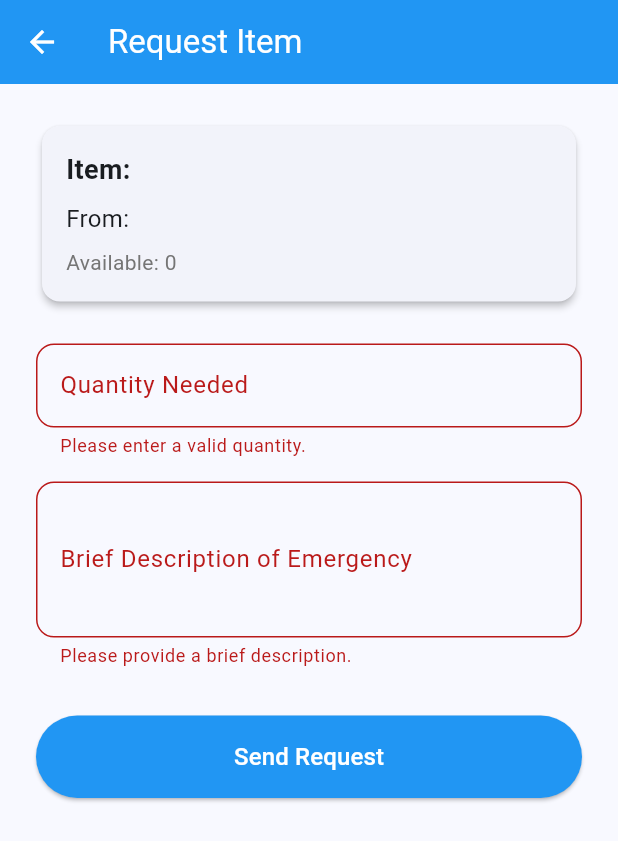
After one commit to SwarupAusarkar/ResQFinder, a Flutter app: the SendRequestScreen screen opened by its route, after a tap on "Send Request", on a phone screen of 412 x 824 dp. The commit adds this screen. Shown: the top 841 px of the screen. Run offline on Flutter 3.47's test engine with Material 3 defaults, Android fonts, the phone set to English and light mode, and no system bars; our stand-ins replace cloud_firestore, firebase_auth, firebase_core, flutter_map, geolocator, latlong2; accounts and stored records are empty.

Commit message:
Request Feature

```diff
--- a/lib/main.dart
+++ b/lib/main.dart
@@ -1,3 +1,5 @@
+import 'package:emergency_res_loc_new/models/inventory_item_model.dart';
+import 'package:emergency_res_loc_new/models/provider_model.dart';
 import 'package:flutter/material.dart';
 import 'package:firebase_core/firebase_core.dart';
 import 'firebase_options.dart';
@@ -12,6 +14,7 @@ import 'screens/manage_inventory_screen.dart';
 import 'screens/manage_services_screen.dart';
 import 'widgets/auth_wrapper.dart';
 import 'package:geolocator/geolocator.dart';
+import 'screens/send_request_screen.dart';
 
 void main() async {
   try {
@@ -138,6 +141,11 @@ class EmergencyResourceLocatorApp extends StatelessWidget {
         '/provider-dashboard': (context) => ProviderDashboardScreen(),
         '/manage-services': (context) => const ManageServicesScreen(),
         '/manage-inventory': (context) => const ManageInventoryScreen(),
+        '/send-request': (context) => SendRequestScreen(
+          provider: Provider(id: '', name: '', type: '', phone: '', address: '', latitude: 0, longitude: 0, distance: 0, isAvailable: false, rating: 0, description: ''), // Placeholder
+          inventoryItem: InventoryItem(name: '', quantity: 0, unit: '', lastUpdated: DateTime.now()), // Placeholder
+        ),
+
       },
     );
   }
--- a/lib/models/provider_model.dart
+++ b/lib/models/provider_model.dart
@@ -2,7 +2,6 @@
 
 import 'inventory_item_model.dart'; // Import the new model
 
-// Updated Model class for service providers with services array
 class Provider {
   final String id;
   final String name;
@@ -15,7 +14,7 @@ class Provider {
   final bool isAvailable;
   final int rating; // Rating out of 5
   final String description;
-  final List<InventoryItem> inventory; // ** MODIFIED: from List<String> to List<InventoryItem> **
+  final List<InventoryItem> inventory;
 
   Provider({
     required this.id,
@@ -29,14 +28,16 @@ class Provider {
     required this.isAvailable,
     required this.rating,
     required this.description,
-    this.inventory = const [], // Default to empty list
+    this.inventory = const [],
   });
 
   // Create Provider object from JSON data
   factory Provider.fromJson(Map<String, dynamic> json) {
     return Provider(
       id: json['id'] ?? '',
-      name: json['name'] ?? '',
+      // ** START: MODIFICATION **
+      name: json['fullName'] ?? '', // Corrected from 'name' to 'fullName'
+      // ** END: MODIFICATION **
       type: json['type'] ?? '',
       phone: json['phone'] ?? '',
       address: json['address'] ?? '',
@@ -46,14 +47,12 @@ class Provider {
       isAvailable: json['isAvailable'] ?? true,
       rating: json['rating'] ?? 5,
       description: json['description'] ?? '',
-      // ** MODIFIED: Parse the inventory list **
       inventory: (json['inventory'] as List<dynamic>? ?? [])
           .map((item) => InventoryItem.fromMap(item as Map<String, dynamic>))
           .toList(),
     );
   }
 
-  // Method to create a copy of the instance with updated distance
   Provider copyWith({
     double? distance,
     bool? isAvailable,
@@ -79,7 +78,9 @@ class Provider {
   Map<String, dynamic> toJson() {
     return {
       'id': id,
-      'name': name,
+      // ** START: MODIFICATION **
+      'fullName': name, // Corrected from 'name' to 'fullName' for consistency
+      // ** END: MODIFICATION **
       'type': type,
       'phone': phone,
       'address': address,
@@ -89,7 +90,7 @@ class Provider {
       'isAvailable': isAvailable,
       'rating': rating,
       'description': description,
-      'inventory': inventory.map((item) => item.toMap()).toList(), // ** MODIFIED **
+      'inventory': inventory.map((item) => item.toMap()).toList(),
     };
   }
 
--- /dev/null
+++ b/lib/screens/send_request_screen.dart
@@ -0,0 +1,182 @@
+// lib/screens/send_request_screen.dart
+
+import 'package:flutter/material.dart';
+import 'package:cloud_firestore/cloud_firestore.dart';
+import 'package:uuid/uuid.dart';
+import '../models/provider_model.dart';
+import '../models/inventory_item_model.dart';
+import '../services/auth_service.dart';
+
+class SendRequestScreen extends StatefulWidget {
+  final Provider provider;
+  final InventoryItem inventoryItem;
+
+  const SendRequestScreen({
+    super.key,
+    required this.provider,
+    required this.inventoryItem,
+  });
+
+  @override
+  State<SendRequestScreen> createState() => _SendRequestScreenState();
+}
+
+class _SendRequestScreenState extends State<SendRequestScreen> {
+  final _formKey = GlobalKey<FormState>();
+  final _quantityController = TextEditingController();
+  final _descriptionController = TextEditingController();
+  bool _isSending = false;
+
+  Future<void> _sendRequest() async {
+    if (!_formKey.currentState!.validate()) return;
+
+    setState(() => _isSending = true);
+
+    final user = AuthService().currentUser;
+    if (user == null) {
+      ScaffoldMessenger.of(context).showSnackBar(
+        const SnackBar(content: Text('You must be logged in to send a request.')),
+      );
+      setState(() => _isSending = false);
+      return;
+    }
+
+    final masterRequestId = const Uuid().v4();
+    final requestedQuantity = int.tryParse(_quantityController.text) ?? 0;
+
+    final requestData = {
+      'masterRequestId': masterRequestId,
+      'requesterId': user.uid,
+      'requesterName': user.displayName ?? user.email,
+      'providerId': widget.provider.id,
+      'providerName': widget.provider.name,
+      'requestedItem': {
+        'name': widget.inventoryItem.name,
+        'quantity': requestedQuantity,
+        'unit': widget.inventoryItem.unit,
+      },
+      'description': _descriptionController.text.trim(),
+      'status': 'pending',
+      'timestamp': FieldValue.serverTimestamp(),
+    };
+
+    try {
+      await FirebaseFirestore.instance.collection('emergency_requests').add(requestData);
+
+      if (mounted) {
+        Navigator.pop(context); // Go back to the details screen
+        ScaffoldMessenger.of(context).showSnackBar(
+          const SnackBar(
+            content: Text('Request sent successfully!'),
+            backgroundColor: Colors.green,
+          ),
+        );
+      }
+    } catch (e) {
+      if (mounted) {
+        ScaffoldMessenger.of(context).showSnackBar(
+          SnackBar(content: Text('Failed to send request: $e')),
+        );
+      }
+    } finally {
+      if (mounted) {
+        setState(() => _isSending = false);
+      }
+    }
+  }
+
+  @override
+  Widget build(BuildContext context) {
+    return Scaffold(
+      appBar: AppBar(
+        title: const Text('Request Item'),
+        backgroundColor: _getServiceColor(widget.provider.type),
+        foregroundColor: Colors.white,
+      ),
+      body: SingleChildScrollView(
+        padding: const EdgeInsets.all(24.0),
+        child: Form(
+          key: _formKey,
+          child: Column(
+            crossAxisAlignment: CrossAxisAlignment.stretch,
+            children: [
+              Card(
+                elevation: 2,
+                child: Padding(
+                  padding: const EdgeInsets.all(16.0),
+                  child: Column(
+                    crossAxisAlignment: CrossAxisAlignment.start,
+                    children: [
+                      Text('Item: ${widget.inventoryItem.name}', style: const TextStyle(fontSize: 18, fontWeight: FontWeight.bold)),
+                      const SizedBox(height: 8),
+                      Text('From: ${widget.provider.name}', style: const TextStyle(fontSize: 16)),
+                      const SizedBox(height: 8),
+                      Text('Available: ${widget.inventoryItem.quantity} ${widget.inventoryItem.unit}', style: TextStyle(fontSize: 14, color: Colors.grey[600])),
+                    ],
+                  ),
+                ),
+              ),
+              const SizedBox(height: 24),
+              TextFormField(
+                controller: _quantityController,
+                decoration: InputDecoration(
+                  labelText: 'Quantity Needed',
+                  hintText: 'e.g., 2',
+                  border: OutlineInputBorder(borderRadius: BorderRadius.circular(12)),
+                ),
+                keyboardType: TextInputType.number,
+                validator: (value) {
+                  final quantity = int.tryParse(value ?? '');
+                  if (quantity == null || quantity <= 0) {
+                    return 'Please enter a valid quantity.';
+                  }
+                  if (quantity > widget.inventoryItem.quantity) {
+                    return 'Quantity cannot exceed available stock.';
+                  }
+                  return null;
+                },
+              ),
+              const SizedBox(height: 16),
+              TextFormField(
+                controller: _descriptionController,
+                decoration: InputDecoration(
+                  labelText: 'Brief Description of Emergency',
+                  hintText: 'e.g., Road accident victim',
+                  border: OutlineInputBorder(borderRadius: BorderRadius.circular(12)),
+                ),
+                maxLines: 3,
+                validator: (value) {
+                  if (value == null || value.trim().isEmpty) {
+                    return 'Please provide a brief description.';
+                  }
+                  return null;
+                },
+              ),
+              const SizedBox(height: 32),
+              ElevatedButton(
+                onPressed: _isSending ? null : _sendRequest,
+                style: ElevatedButton.styleFrom(
+                  backgroundColor: _getServiceColor(widget.provider.type),
+                  foregroundColor: Colors.white,
+                  padding: const EdgeInsets.symmetric(vertical: 16),
+                ),
+                child: _isSending
+                    ? const CircularProgressIndicator(color: Colors.white)
+                    : const Text('Send Request', style: TextStyle(fontSize: 16)),
+              ),
+            ],
+          ),
+        ),
+      ),
+    );
+  }
+
+  Color _getServiceColor(String type) {
+    switch (type.toLowerCase()) {
+      case 'hospital': return Colors.red;
+      case 'police': return Colors.blue;
+      case 'ambulance': return Colors.orange;
+      default: return Colors.blue;
+    }
+  }
+}
```
Also changed, not shown: lib/models/request_model.dart (+78 -55 lines), lib/screens/provider_details_screen.dart (+26 -14 lines), lib/screens/provider_registration_screen.dart (+14 -18 lines), lib/services/auth_service.dart (+31 -5 lines).
